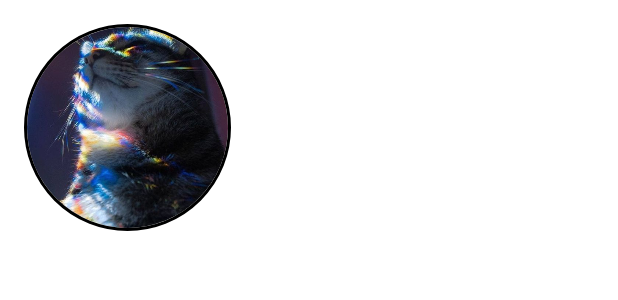
After one commit to WindyFonk/SaboApp, an Android app: the layout shoe_items.xml on its own in the app's theme, with its tools: preview values and no code run, on a phone screen of 412 x 824 dp. The commit adds this screen. Shown: the top 300 px of the screen. Run offline under Robolectric (Android 15) with nearby library versions, the phone set to English and light mode, and no system bars.

Commit message:
firebase for shop view

```diff
--- a/app/build.gradle
+++ b/app/build.gradle
@@ -1,5 +1,6 @@
 plugins {
     id 'com.android.application'
+    id 'com.google.gms.google-services'
 }
 
 android {
@@ -32,9 +33,12 @@ dependencies {
     implementation 'androidx.appcompat:appcompat:1.5.1'
     implementation 'com.google.android.material:material:1.7.0'
     implementation 'androidx.constraintlayout:constraintlayout:2.1.4'
+    implementation 'com.google.firebase:firebase-firestore:24.4.0'
+    implementation 'com.google.firebase:firebase-storage:20.1.0'
     testImplementation 'junit:junit:4.13.2'
     androidTestImplementation 'androidx.test.ext:junit:1.1.3'
     androidTestImplementation 'androidx.test.espresso:espresso-core:3.4.0'
     implementation 'com.github.bumptech.glide:glide:4.14.2'
     annotationProcessor 'com.github.bumptech.glide:compiler:4.14.2'
+    implementation 'de.hdodenhof:circleimageview:3.1.0'
 }
--- a/app/src/main/AndroidManifest.xml
+++ b/app/src/main/AndroidManifest.xml
@@ -2,6 +2,9 @@
 <manifest xmlns:android="http://schemas.android.com/apk/res/android"
     xmlns:tools="http://schemas.android.com/tools"
     package="com.example.myapplication">
+
+    <uses-permission android:name="android.permission.INTERNET"/>
+    <uses-permission android:name="android.permission.ACCESS_NETWORK_STATE"/>
 
     <application
         android:allowBackup="true"
--- /dev/null
+++ b/app/src/main/res/layout/shoe_items.xml
@@ -0,0 +1,42 @@
+<?xml version="1.0" encoding="utf-8"?>
+<LinearLayout xmlns:android="http://schemas.android.com/apk/res/android"
+    android:layout_width="match_parent"
+    android:layout_height="match_parent"
+    android:orientation="vertical">
+<LinearLayout
+    android:layout_width="wrap_content"
+    android:layout_height="wrap_content"
+    android:orientation="horizontal">
+    <de.hdodenhof.circleimageview.CircleImageView
+        xmlns:app="http://schemas.android.com/apk/res-auto"
+        android:id="@+id/shoeimg"
+        android:layout_width="170dp"
+        android:layout_height="170dp"
+        android:src="@drawable/cats"
+        app:civ_border_width="2dp"
+        app:civ_border_color="#FF000000"
+        android:padding="16dp"/>
+</LinearLayout>
+
+    <LinearLayout
+        android:layout_width="wrap_content"
+        android:layout_height="wrap_content"
+        android:orientation="vertical">
+        <TextView
+            android:layout_width="wrap_content"
+            android:layout_height="wrap_content"
+            android:text="NIKE 123213123"
+            android:textSize="25dp"
+            android:textColor="@color/white"
+            android:id="@+id/shoename"/>
+
+        <TextView
+            android:layout_width="wrap_content"
+            android:layout_height="wrap_content"
+            android:text="NIKE 123213123"
+            android:textSize="18dp"
+            android:textColor="@color/white"
+            android:id="@+id/shoeprice"/>
+    </LinearLayout>
+
+</LinearLayout>
```
Also changed, not shown: app/src/main/java/com/example/adapter/ShoesAdapter.java (added, +76 -0 lines), app/src/main/java/com/example/models/Shoes.java (+14 -5 lines), app/src/main/java/com/example/myapplication/Shop.java (+55 -0 lines), app/src/main/res/drawable/border.xml (added, +11 -0 lines), app/src/main/res/layout/activity_shop.xml (+12 -1 lines), build.gradle (+7 -3 lines), gradle/wrapper/gradle-wrapper.properties, 1 other file.
